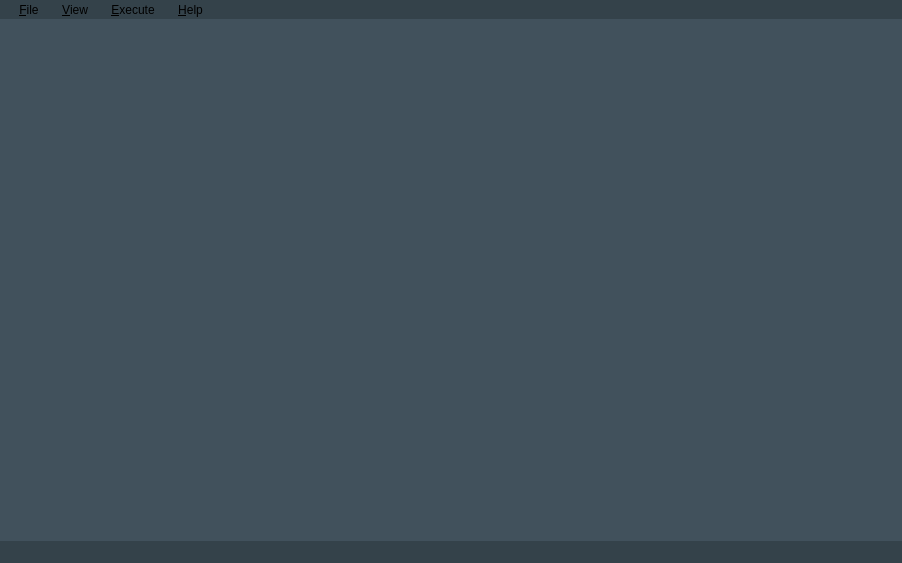
Above: TilesetEditor/mainwindow.ui from diegofps/tileset_editor before the change. Below: the same form after it.
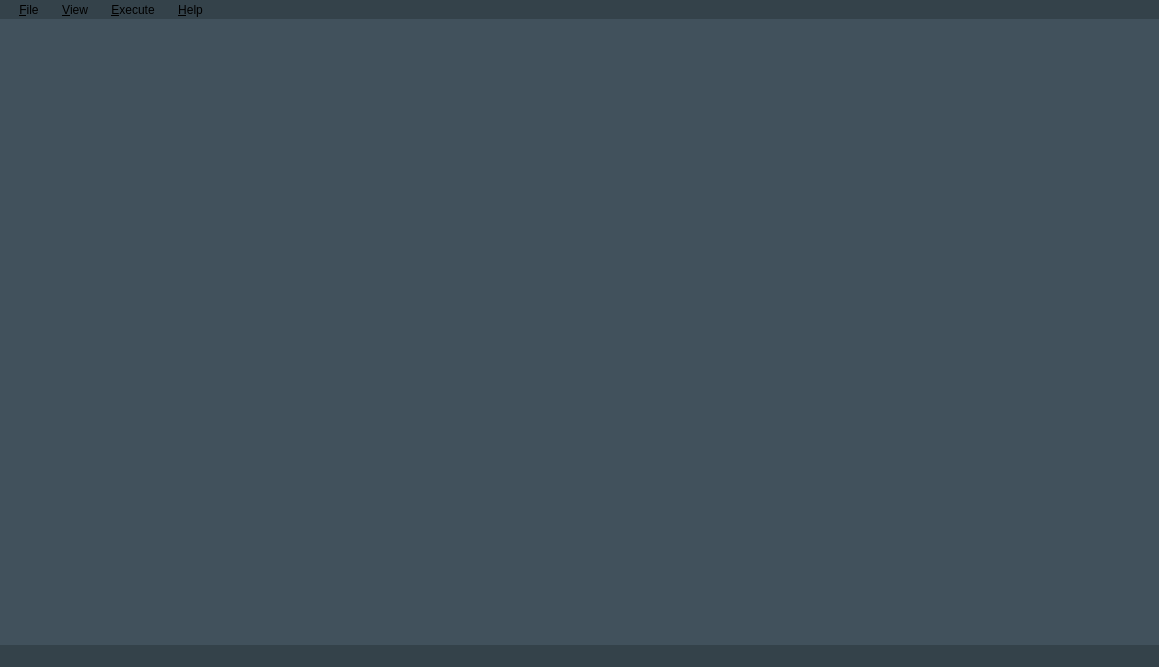
That is the form after the change.

What changed in the file:
```diff
--- a/TilesetEditor/mainwindow.ui
+++ b/TilesetEditor/mainwindow.ui
@@ -6,8 +6,8 @@
    <rect>
     <x>0</x>
     <y>0</y>
-    <width>902</width>
-    <height>563</height>
+    <width>1159</width>
+    <height>667</height>
    </rect>
   </property>
   <property name="windowTitle">
@@ -24,7 +24,7 @@
     <rect>
      <x>0</x>
      <y>0</y>
-     <width>902</width>
+     <width>1159</width>
      <height>22</height>
     </rect>
    </property>
```
